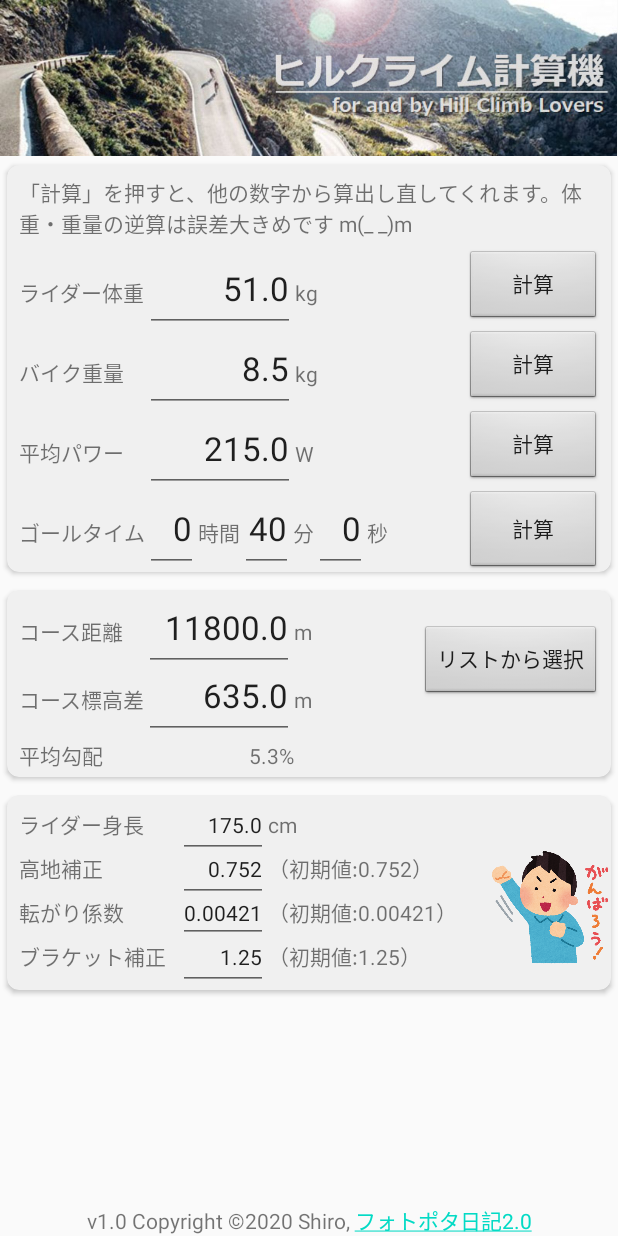
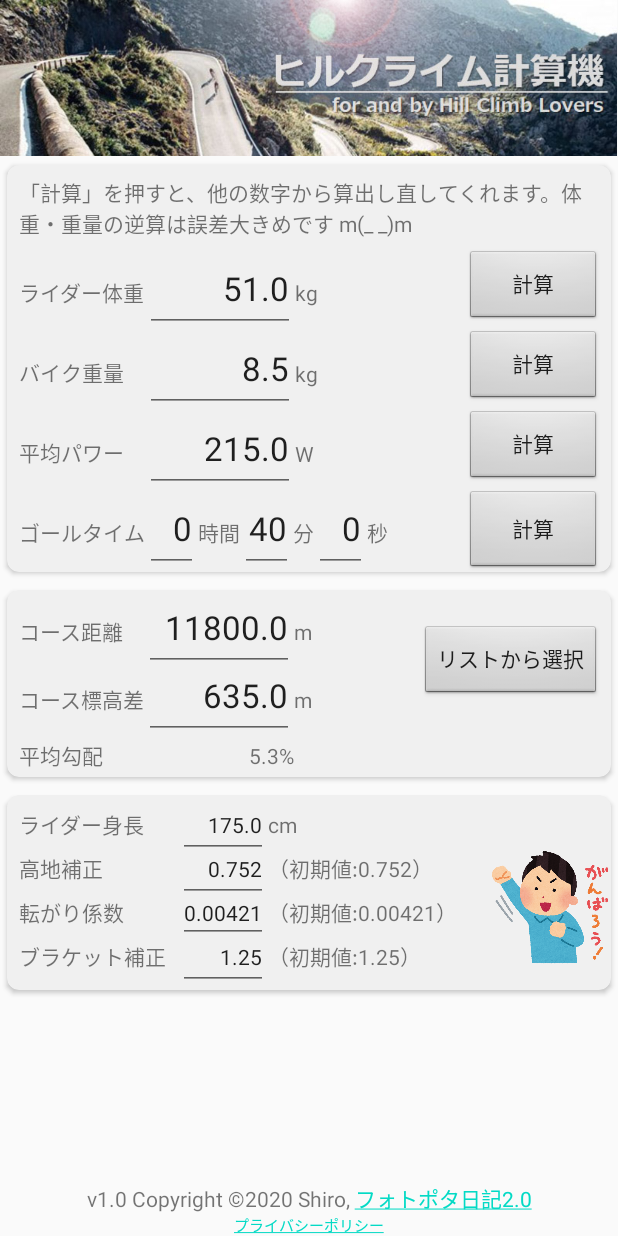
Before and after one commit to Shiro32/HillclimbCalculator, an Android app: the screen it shows after launch (MainActivity), on a phone screen of 412 x 824 dp. Run offline under Robolectric (Android 15) with nearby library versions, the phone set to English and light mode, and no system bars; libraries missing offline, so code that uses them is left out: io.realm, io.realm.kotlin; 7 statements that could not run were skipped.

Commit message:
GooglePlay初版公開（プライバシーポリシーなど追加完了）

```diff
--- a/app/build.gradle
+++ b/app/build.gradle
@@ -13,8 +13,8 @@ android {
         applicationId "com.sakuraweb.fotopota.hillclimbcalculator"
         minSdkVersion 16
         targetSdkVersion 29
-        versionCode 4
-        versionName "1.55"
+        versionCode 5
+        versionName "1.6"
 
         testInstrumentationRunner "androidx.test.runner.AndroidJUnitRunner"
     }
--- a/app/src/main/java/com/sakuraweb/fotopota/hillclimbcalculator/MainActivity.kt
+++ b/app/src/main/java/com/sakuraweb/fotopota/hillclimbcalculator/MainActivity.kt
@@ -96,7 +96,11 @@ class MainActivity : AppCompatActivity() {
         copyRightText.setText(Html.fromHtml("v1.0 Copyright ©2020 Shiro, <a href=\"http://fotopota.sakuraweb.com\">フォトポタ日記2.0</a>"))
         copyRightText.movementMethod = LinkMovementMethod.getInstance()
 
-//        Toast.makeText(applicationContext, "MainのOnCreate", Toast.LENGTH_LONG).show()
+        // privacy policyにURLを埋め込む
+        ppText.setText(Html.fromHtml("<a href=\"http://fotopota.sakuraweb.com/privacy-hhc.html\">プライバシーポリシー</a>"))
+        ppText.movementMethod = LinkMovementMethod.getInstance()
+
+//      Toast.makeText(applicationContext, "MainのOnCreate", Toast.LENGTH_LONG).show()
     }
     // onCreate
 
--- a/app/src/main/res/layout/activity_main.xml
+++ b/app/src/main/res/layout/activity_main.xml
@@ -596,8 +596,19 @@
         android:layout_height="wrap_content"
         android:text="@string/copyright_text"
         android:textAppearance="@style/TextAppearance.AppCompat.Small"
-        app:layout_constraintBottom_toBottomOf="parent"
+        app:layout_constraintBottom_toTopOf="@+id/ppText"
         app:layout_constraintEnd_toStartOf="@+id/AllScreenScroll"
         app:layout_constraintStart_toEndOf="@+id/AllScreenScroll" />
 
+    <TextView
+        android:id="@+id/ppText"
+        android:layout_width="wrap_content"
+        android:layout_height="wrap_content"
+        android:text="テキストだけどでない"
+        android:textAppearance="@style/TextAppearance.AppCompat.Small"
+        android:textSize="10sp"
+        app:layout_constraintBottom_toBottomOf="parent"
+        app:layout_constraintEnd_toEndOf="parent"
+        app:layout_constraintStart_toStartOf="parent" />
+
 </androidx.constraintlayout.widget.ConstraintLayout>
```
